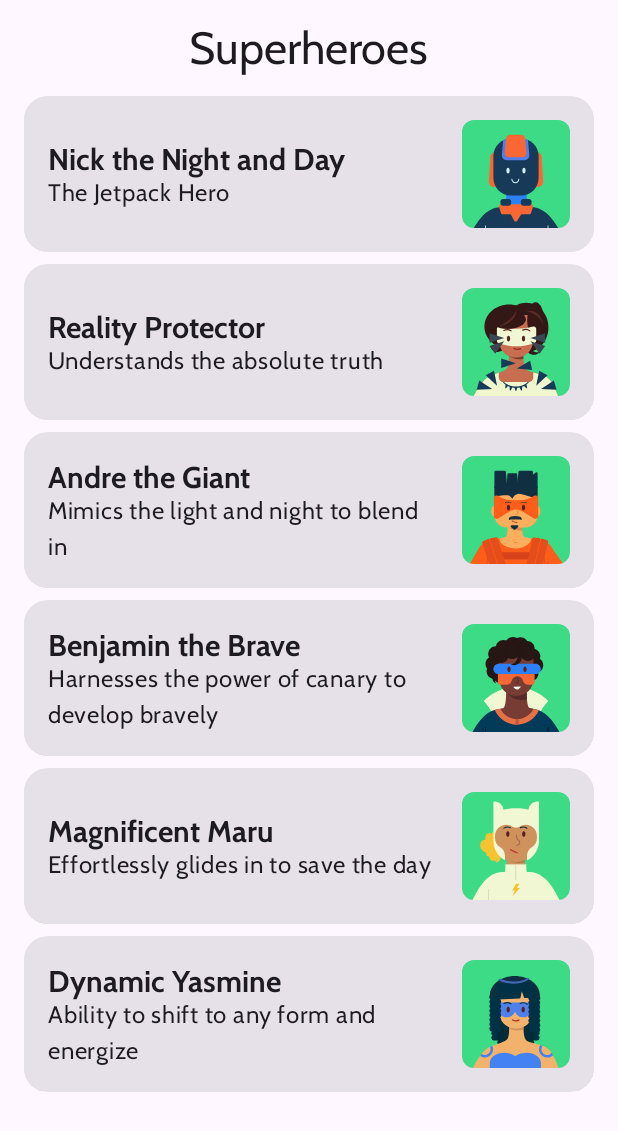
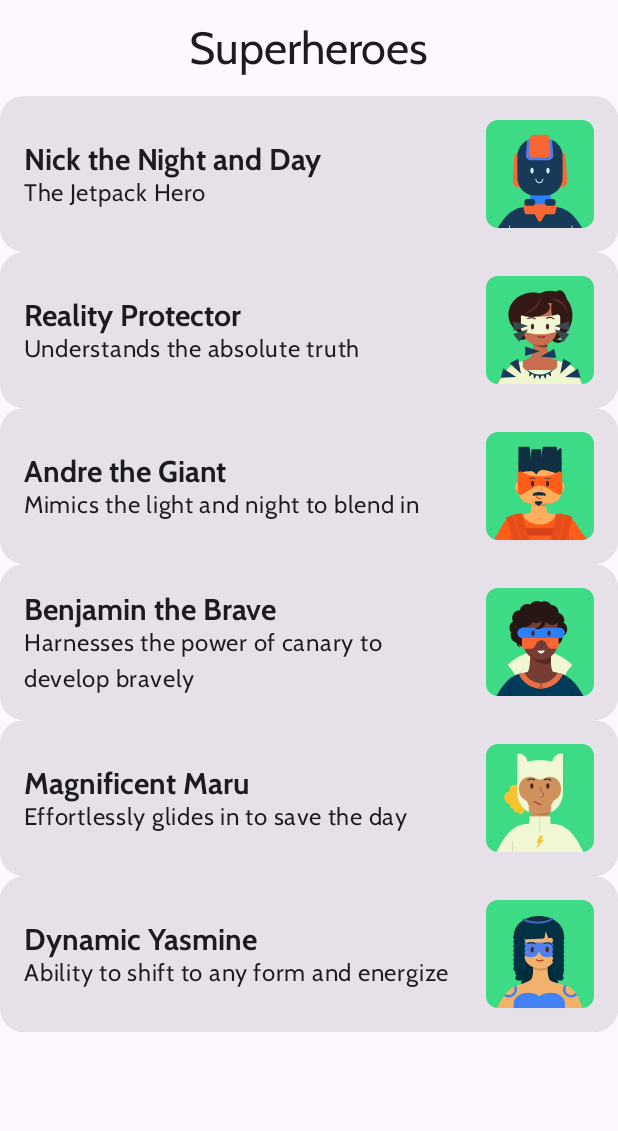
Before and after one commit to Seifex01/Superheroes, an Android app built with Jetpack Compose: the screen it shows after launch (MainActivity), on a phone screen of 412 x 824 dp. Shown: the top 1131 px of the screen. Run offline under Robolectric (Android 15) with nearby library versions, the phone set to English and light mode, and no system bars.

Commit message:
Modificacion de errores con la cabecera de la app

```diff
--- a/app/src/main/java/com/example/superheroes/MainActivity.kt
+++ b/app/src/main/java/com/example/superheroes/MainActivity.kt
@@ -22,6 +22,7 @@ import androidx.compose.material3.CardDefaults
 import androidx.compose.material3.CenterAlignedTopAppBar
 import androidx.compose.material3.ExperimentalMaterial3Api
 import androidx.compose.material3.MaterialTheme
+import androidx.compose.material3.Scaffold
 import androidx.compose.material3.Surface
 import androidx.compose.material3.Text
 import androidx.compose.runtime.Composable
@@ -34,7 +35,7 @@ import androidx.compose.ui.res.stringResource
 import androidx.compose.ui.tooling.preview.Preview
 import androidx.compose.ui.unit.dp
 import com.example.superheroes.model.Hero
-import com.example.superheroes.model.heroes
+import com.example.superheroes.model.HeroRepository.heroes
 import com.example.superheroes.ui.theme.SuperheroesTheme
 
 class MainActivity : ComponentActivity() {
@@ -47,23 +48,45 @@ class MainActivity : ComponentActivity() {
                     modifier = Modifier.fillMaxSize(),
                     color = MaterialTheme.colorScheme.background
                 ) {
-                    SuperHeroApp(heroes = heroes)
+                    SuperHeroApp()
                 }
             }
         }
     }
 }
 
+@OptIn(ExperimentalMaterial3Api::class)
 @Composable
-fun SuperHeroApp(heroes: List<Hero>, modifier: Modifier = Modifier) {
+fun SuperHeroApp(modifier: Modifier = Modifier) {
+    /*
     Column(modifier.fillMaxSize()) {
+
         HeroTopAppBar()
         HeroList(heroes = heroes)
     }
-}
+    */
+    Scaffold(
+        topBar = {
+            HeroTopAppBar()
+        }
+
+    ) { it ->
+
+
+                LazyColumn(contentPadding = it) {
+                    items(heroes) {
+                        HeroCard(hero = it)
+                    }
+                }
+
+        }
+    }
+
 
 @Composable
-fun HeroCard(hero: Hero, modifier: Modifier = Modifier) {
+fun HeroCard(
+    hero: Hero,
+    modifier: Modifier = Modifier) {
     Card(
         modifier = modifier
             .clip(MaterialTheme.shapes.medium)
@@ -115,17 +138,7 @@ fun HeroCard(hero: Hero, modifier: Modifier = Modifier) {
     }
 }
 
-@Composable
-fun HeroList(heroes: List<Hero>) {
-    LazyColumn (
-        verticalArrangement = Arrangement.spacedBy(8.dp),
-        contentPadding = PaddingValues(horizontal = 16.dp)
-    ){
-        items(heroes) { hero ->
-            HeroCard(hero = hero)
-        }
-    }
-}
+
 
 @OptIn(ExperimentalMaterial3Api::class)
 @Composable
@@ -140,9 +153,6 @@ fun HeroTopAppBar(modifier: Modifier = Modifier){
             }
         },
         modifier = modifier
-
-
-
     )
 }
 
@@ -151,7 +161,7 @@ fun HeroTopAppBar(modifier: Modifier = Modifier){
 fun SuperHeroAppPreview() {
     Row {
         SuperheroesTheme(darkTheme = false) {
-            SuperHeroApp(heroes = heroes)
+            SuperHeroApp()
         }
     }
 }
@@ -160,6 +170,6 @@ fun SuperHeroAppPreview() {
 @Composable
 fun SuperHeroAppDarkThemePreview() {
     SuperheroesTheme(darkTheme = true) {
-        SuperHeroApp(heroes = heroes)
+        SuperHeroApp()
     }
 }
--- a/app/src/main/java/com/example/superheroes/model/Hero.kt
+++ b/app/src/main/java/com/example/superheroes/model/Hero.kt
@@ -9,12 +9,3 @@ data class Hero(
     @StringRes val descripcion: Int,
     @DrawableRes val imageResourceId: Int
 )
-
-val heroes = listOf(
-    Hero(R.string.hero1, R.string.description1, R.drawable.android_superhero1),
-    Hero(R.string.hero2, R.string.description2, R.drawable.android_superhero2),
-    Hero(R.string.hero3, R.string.description3, R.drawable.android_superhero3),
-    Hero(R.string.hero4, R.string.description4, R.drawable.android_superhero4),
-    Hero(R.string.hero5, R.string.description5, R.drawable.android_superhero5),
-    Hero(R.string.hero6, R.string.description6, R.drawable.android_superhero6)
-)
--- /dev/null
+++ b/app/src/main/java/com/example/superheroes/model/HeroRepository.kt
@@ -0,0 +1,14 @@
+package com.example.superheroes.model
+
+import com.example.superheroes.R
+
+object HeroRepository {
+    val heroes = listOf(
+        Hero(R.string.hero1, R.string.description1, R.drawable.android_superhero1),
+        Hero(R.string.hero2, R.string.description2, R.drawable.android_superhero2),
+        Hero(R.string.hero3, R.string.description3, R.drawable.android_superhero3),
+        Hero(R.string.hero4, R.string.description4, R.drawable.android_superhero4),
+        Hero(R.string.hero5, R.string.description5, R.drawable.android_superhero5),
+        Hero(R.string.hero6, R.string.description6, R.drawable.android_superhero6)
+    )
+}
--- /dev/null
+++ b/app/src/main/res/values/dimens.xml
@@ -0,0 +1,6 @@
+<?xml version="1.0" encoding="utf-8"?>
+<resources>
+    <dimen name="padding_small">8dp</dimen>
+    <dimen name="padding_medium">16dp</dimen>
+    <dimen name="image_size">64dp</dimen>
+</resources>
```
